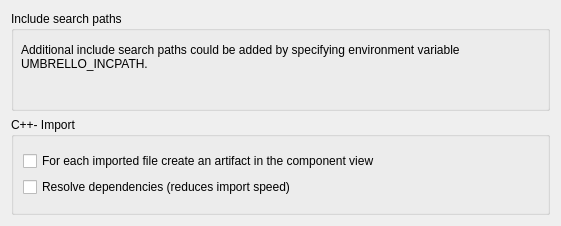
This is umbrello/dialogs/pages/codeimportoptionspage.ui in KDE/umbrello as Qt 5 draws it before an edit. The edited form follows.
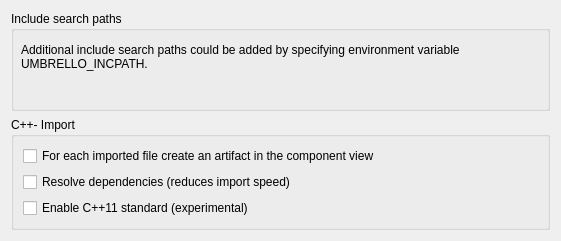
This is the edited form.

Diff of the .ui file:
```diff
--- a/umbrello/dialogs/pages/codeimportoptionspage.ui
+++ b/umbrello/dialogs/pages/codeimportoptionspage.ui
@@ -74,6 +74,13 @@
             </property>
            </widget>
           </item>
+          <item>
+           <widget class="QCheckBox" name="supportCPP11CheckBox">
+            <property name="text">
+             <string>Enable C++11 standard (experimental)</string>
+            </property>
+           </widget>
+          </item>
          </layout>
         </item>
        </layout>
```
